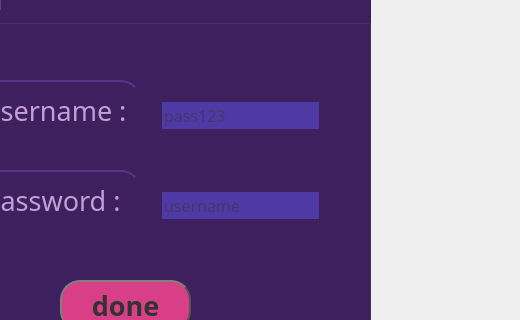
romina-kh/project2_rm, file login.ui: the form before one commit; both pictures show x 240 to 760 and y 100 to 420 of the 760 by 568 pixel window.
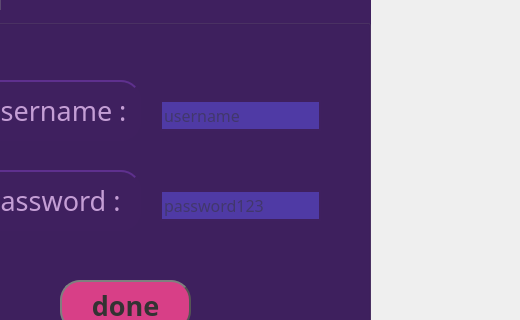
The form after the commit.

```diff
--- a/login.ui
+++ b/login.ui
@@ -101,7 +101,7 @@
 }</string>
     </property>
     <property name="placeholderText">
-     <string>pass123</string>
+     <string>username</string>
     </property>
    </widget>
    <widget class="QLabel" name="lbl_pass_l">
@@ -168,7 +168,7 @@
 }</string>
     </property>
     <property name="placeholderText">
-     <string>username</string>
+     <string>password123</string>
     </property>
    </widget>
    <widget class="QPushButton" name="btn_done_login">
```
